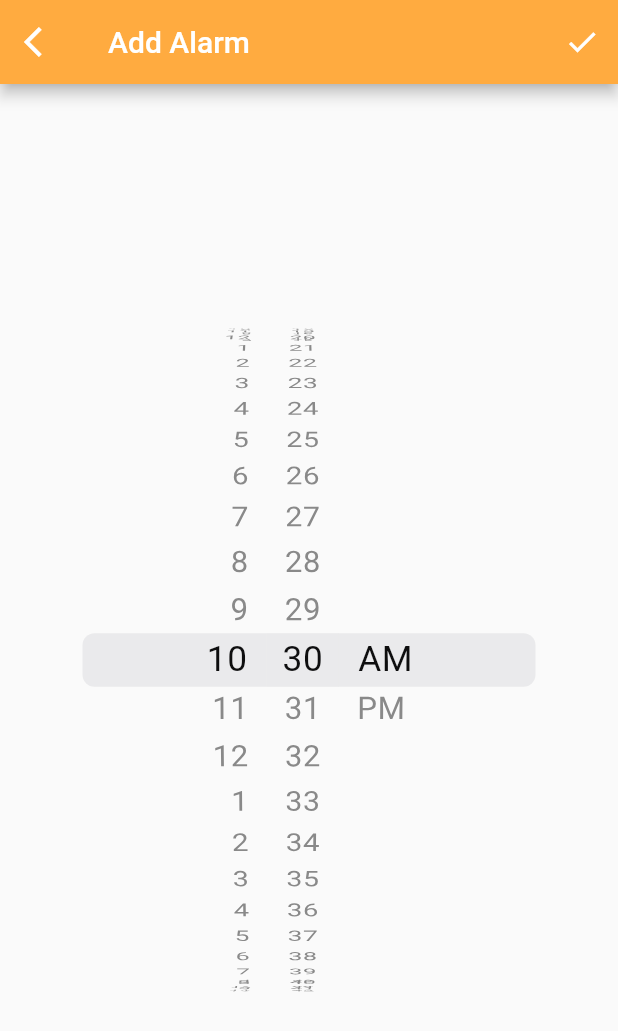
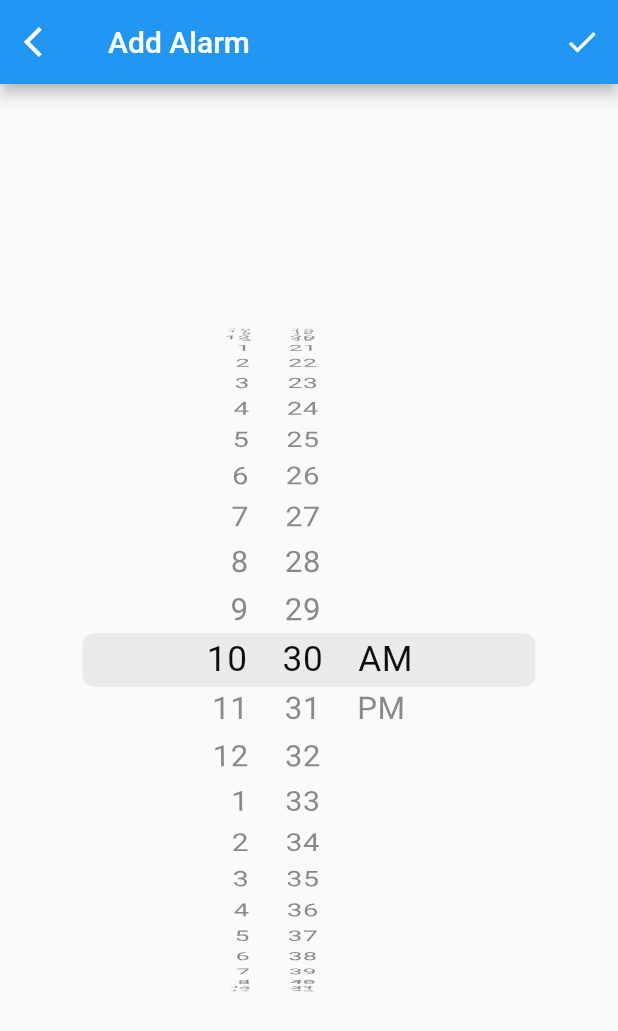
Before and after one commit to Tmoz113011/future_dart, a Flutter app: the screen it shows after launch, after a tap on the "add" icon, on a phone screen of 412 x 824 dp. Shown: the top 1031 px of the screen. Run offline on Flutter 3.47's test engine with Material 2 defaults, Android fonts, the phone set to English and light mode, and no system bars; our stand-ins replace flutter_local_notifications, sqflite; accounts and stored records are empty.

```diff
--- a/lib/widgets/CreateForm.dart
+++ b/lib/widgets/CreateForm.dart
@@ -7,7 +7,7 @@ import 'dart:async';
 import 'package:sqflite/sqflite.dart';
 
 class ScheduleForm extends StatefulWidget {
-  VoidCallback onUpdateList;
+  final VoidCallback onUpdateList;
   ScheduleForm({this.onUpdateList});
   _ScheduleState createState() => _ScheduleState(onUpdateList: onUpdateList);
 }
@@ -35,7 +35,7 @@ class _ScheduleState extends State<ScheduleForm> {
             onPressed: () => Navigator.pop(context),
           ),
           title: Text('Add Alarm'),
-          backgroundColor: Colors.orangeAccent,
+          backgroundColor: Colors.greenAccent[50],
           actions: <Widget>[
             IconButton(
               icon: Icon(Icons.check),
--- a/lib/widgets/HomePage.dart
+++ b/lib/widgets/HomePage.dart
@@ -1,11 +1,11 @@
 import 'dart:convert';
-
 import 'package:alarm_first_app/helpers/DBHelper.dart';
 import 'package:alarm_first_app/models/Schedule.dart';
 import 'package:alarm_first_app/widgets/CreateForm.dart';
 import 'package:alarm_first_app/widgets/ListSchedule.dart';
 import 'package:flutter/material.dart';
 import 'package:sqflite/sqflite.dart';
+import 'package:flutter_local_notifications/flutter_local_notifications.dart';
 
 class MyHomePage extends StatefulWidget {
   MyHomePage({Key key, this.title}) : super(key: key);
@@ -18,11 +18,13 @@ class MyHomePage extends StatefulWidget {
 
 class _MyHomePageState extends State<MyHomePage> {
   List<Schedule> schedules = [];
+  final FlutterLocalNotificationsPlugin notifications = FlutterLocalNotificationsPlugin();
 
   @override
   void initState() {
     super.initState();
     setListAlarm();
+    setUpNotification();
   }
 
   void _onOpenCreateForm() {
@@ -35,6 +37,10 @@ class _MyHomePageState extends State<MyHomePage> {
     setState(()  {
       schedules = _schedules;
     });
+  }
+
+  setUpNotification() {
+
   }
 
   Future<List<Schedule>> getListSchedule() async {
```
Also changed, not shown: lib/widgets/ScheduleCard.dart (+25 -7 lines), pubspec.yaml (+6 -1 lines), fonts/digital-7(italic).ttf (added), fonts/digital-7(mono italic).ttf (added), fonts/digital-7(mono).ttf (added), fonts/digital-7.ttf (added).
